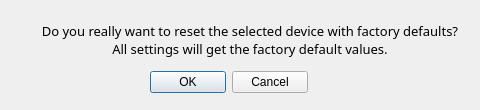
This is gui/dialog_warning_factory.ui in Wiznet/WIZnet-S2E-Tool-GUI as Qt 5 draws it before an edit. The edited form follows.
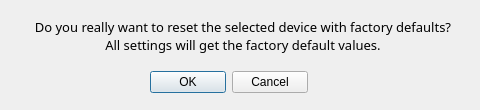
This is the edited form.

The edit to the form file:
```diff
--- a/gui/dialog_warning_factory.ui
+++ b/gui/dialog_warning_factory.ui
@@ -34,8 +34,8 @@
   <widget class="QLabel" name="dialog_msg">
    <property name="geometry">
     <rect>
-     <x>40</x>
-     <y>20</y>
+     <x>33</x>
+     <y>16</y>
      <width>420</width>
      <height>40</height>
     </rect>
```
Left out of the diff: 2 changed lines with no effect on the pictures.
